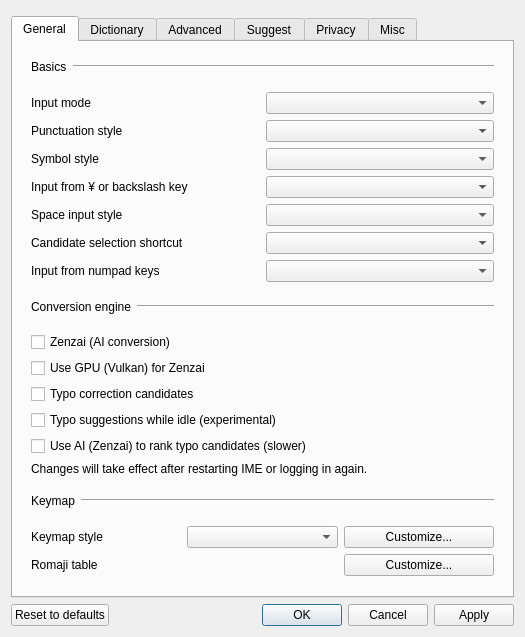
Old version of the form src/gui/config_dialog/config_dialog.ui in the repository unok/mozc.
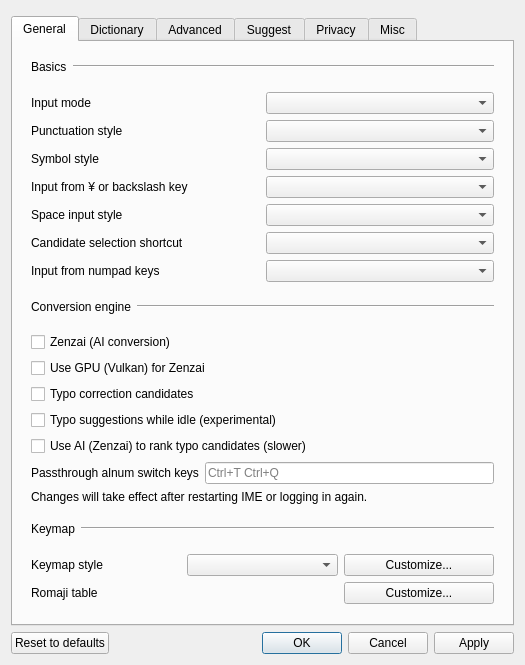
New version of the form. Custom widgets are drawn as their Qt base class.

Commit message:
feat: config dialog UI for passthrough half-alnum keys
Add a line edit to the Conversion engine group that loads and stores
HKCU\Software\Mozc PassthroughHalfAlnumKeys (REG_SZ). The TIP side now
re-reads the raw string per key event and reparses only when it changes,
so edits take effect without restarting the IME.

Claude-Session: https://claude.ai/code/session_01X7sp4MDdPBPmLkyVChpG8R

```diff
--- a/src/gui/config_dialog/config_dialog.ui
+++ b/src/gui/config_dialog/config_dialog.ui
@@ -291,6 +291,27 @@
                  </property>
                 </widget>
                </item>
+               <item>
+                <layout class="QHBoxLayout" name="passthroughAlnumKeysLayout">
+                 <item>
+                  <widget class="QLabel" name="passthroughAlnumKeysLabel">
+                   <property name="text">
+                    <string>Passthrough alnum switch keys</string>
+                   </property>
+                  </widget>
+                 </item>
+                 <item>
+                  <widget class="QLineEdit" name="passthroughAlnumKeysLineEdit">
+                   <property name="toolTip">
+                    <string>Space-separated shortcuts: Ctrl/Alt/Shift + one letter or digit (e.g. Ctrl+T)</string>
+                   </property>
+                   <property name="placeholderText">
+                    <string>Ctrl+T Ctrl+Q</string>
+                   </property>
+                  </widget>
+                 </item>
+                </layout>
+               </item>
                <item>
                 <widget class="QLabel" name="zenzaiEnabledMessage">
                  <property name="text">
```
The commit also changes 3 other files.
